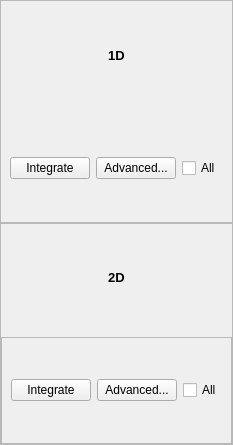
rwalroth/xdart, file xdart/experiments/ttheta_scan/gui/integratorUI.ui: the form before one commit.
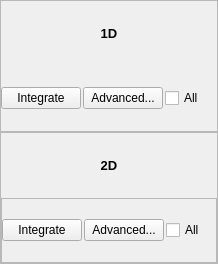
The form after the commit.

What changed in the file:
```diff
--- a/xdart/experiments/ttheta_scan/gui/integratorUI.ui
+++ b/xdart/experiments/ttheta_scan/gui/integratorUI.ui
@@ -7,7 +7,7 @@
     <x>0</x>
     <y>0</y>
     <width>218</width>
-    <height>445</height>
+    <height>264</height>
    </rect>
   </property>
   <property name="windowTitle">
@@ -38,6 +38,9 @@
       <enum>QFrame::Raised</enum>
      </property>
      <layout class="QVBoxLayout" name="layout1D">
+      <property name="spacing">
+       <number>0</number>
+      </property>
       <property name="leftMargin">
        <number>0</number>
       </property>
@@ -79,17 +82,20 @@
          <number>0</number>
         </property>
         <layout class="QHBoxLayout" name="horizontalLayout">
+         <property name="spacing">
+          <number>2</number>
+         </property>
          <property name="leftMargin">
-          <number>9</number>
+          <number>0</number>
          </property>
          <property name="topMargin">
-          <number>9</number>
+          <number>0</number>
          </property>
          <property name="rightMargin">
-          <number>9</number>
+          <number>0</number>
          </property>
          <property name="bottomMargin">
-          <number>9</number>
+          <number>0</number>
          </property>
          <item>
           <widget class="QPushButton" name="integrate1D">
@@ -127,6 +133,9 @@
       <enum>QFrame::Raised</enum>
      </property>
      <layout class="QVBoxLayout" name="layout2D">
+      <property name="spacing">
+       <number>0</number>
+      </property>
       <property name="leftMargin">
        <number>0</number>
       </property>
@@ -165,6 +174,21 @@
          <enum>QFrame::Raised</enum>
         </property>
         <layout class="QHBoxLayout" name="horizontalLayout_2">
+         <property name="spacing">
+          <number>2</number>
+         </property>
+         <property name="leftMargin">
+          <number>0</number>
+         </property>
+         <property name="topMargin">
+          <number>0</number>
+         </property>
+         <property name="rightMargin">
+          <number>0</number>
+         </property>
+         <property name="bottomMargin">
+          <number>0</number>
+         </property>
          <item>
           <widget class="QPushButton" name="integrate2D">
            <property name="text">
```
